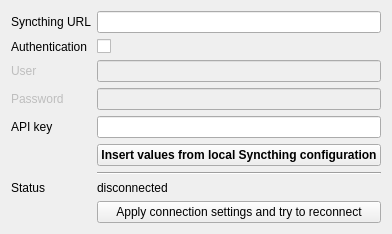
Old version of the form gui/connectionoptionpage.ui in the repository Martchus/syncthingtray.
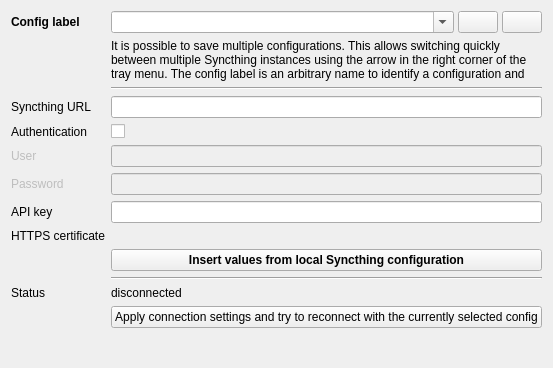
New version of the form. Icons and pictures are not drawn. Custom widgets are drawn as their Qt base class.

Commit message: Implement multiple connection configs

What changed in the file:
```diff
--- a/gui/connectionoptionpage.ui
+++ b/gui/connectionoptionpage.ui
@@ -2,6 +2,14 @@
 <ui version="4.0">
  <class>QtGui::ConnectionOptionPage</class>
  <widget class="QWidget" name="QtGui::ConnectionOptionPage">
+  <property name="geometry">
+   <rect>
+    <x>0</x>
+    <y>0</y>
+    <width>502</width>
+    <height>368</height>
+   </rect>
+  </property>
   <property name="windowTitle">
    <string>Connection</string>
   </property>
@@ -10,30 +18,114 @@
     <normaloff>.</normaloff>.</iconset>
   </property>
   <layout class="QFormLayout" name="formLayout">
-   <property name="horizontalSpacing">
-    <number>6</number>
-   </property>
    <item row="0" column="0">
+    <widget class="QLabel" name="instanceLabel">
+     <property name="font">
+      <font>
+       <weight>75</weight>
+       <bold>true</bold>
+      </font>
+     </property>
+     <property name="text">
+      <string>Config label</string>
+     </property>
+    </widget>
+   </item>
+   <item row="0" column="1">
+    <widget class="QFrame" name="selectionFrame">
+     <property name="sizePolicy">
+      <sizepolicy hsizetype="Expanding" vsizetype="Preferred">
+       <horstretch>0</horstretch>
+       <verstretch>0</verstretch>
+      </sizepolicy>
+     </property>
+     <layout class="QHBoxLayout" name="horizontalLayout">
+      <property name="spacing">
+       <number>4</number>
+      </property>
+      <property name="leftMargin">
+       <number>0</number>
+      </property>
+      <property name="topMargin">
+       <number>0</number>
+      </property>
+      <property name="rightMargin">
+       <number>0</number>
+      </property>
+      <property name="bottomMargin">
+       <number>0</number>
+      </property>
+      <item>
+       <widget class="QComboBox" name="selectionComboBox">
+        <property name="sizePolicy">
+         <sizepolicy hsizetype="Preferred" vsizetype="Preferred">
+          <horstretch>0</horstretch>
+          <verstretch>0</verstretch>
+         </sizepolicy>
+        </property>
+        <property name="editable">
+         <bool>true</bool>
+        </property>
+       </widget>
+      </item>
+      <item>
+       <widget class="QPushButton" name="addPushButton">
+        <property name="sizePolicy">
+         <sizepolicy hsizetype="Fixed" vsizetype="Preferred">
+          <horstretch>0</horstretch>
+          <verstretch>0</verstretch>
+         </sizepolicy>
+        </property>
+        <property name="toolTip">
+         <string>Add secondary instance</string>
+        </property>
+        <property name="icon">
+         <iconset theme="list-add">
+          <normaloff>.</normaloff>.</iconset>
+        </property>
+       </widget>
+      </item>
+      <item>
+       <widget class="QPushButton" name="removePushButton">
+        <property name="sizePolicy">
+         <sizepolicy hsizetype="Fixed" vsizetype="Preferred">
+          <horstretch>0</horstretch>
+          <verstretch>0</verstretch>
+         </sizepolicy>
+        </property>
+        <property name="toolTip">
+         <string>Remove currently selected secondary instance</string>
+        </property>
+        <property name="icon">
+         <iconset theme="list-remove">
+          <normaloff>.</normaloff>.</iconset>
+        </property>
+       </widget>
+      </item>
+     </layout>
+    </widget>
+   </item>
+   <item row="3" column="0">
     <widget class="QLabel" name="urlLabel">
      <property name="text">
       <string>Syncthing URL</string>
      </property>
     </widget>
    </item>
-   <item row="0" column="1">
+   <item row="3" column="1">
     <widget class="Widgets::ClearLineEdit" name="urlLineEdit"/>
    </item>
-   <item row="1" column="0">
+   <item row="4" column="0">
     <widget class="QLabel" name="authLabel">
      <property name="text">
       <string>Authentication</string>
      </property>
     </widget>
    </item>
-   <item row="1" column="1">
+   <item row="4" column="1">
     <widget class="QCheckBox" name="authCheckBox"/>
    </item>
-   <item row="2" column="0">
+   <item row="5" column="0">
     <widget class="QLabel" name="userNameLabel">
      <property name="enabled">
       <bool>false</bool>
@@ -43,7 +135,14 @@
      </property>
     </widget>
    </item>
-   <item row="3" column="0">
+   <item row="5" column="1">
+    <widget class="Widgets::ClearLineEdit" name="userNameLineEdit">
+     <property name="enabled">
+      <bool>false</bool>
+     </property>
+    </widget>
+   </item>
+   <item row="6" column="0">
     <widget class="QLabel" name="passwordLabel">
      <property name="enabled">
       <bool>false</bool>
@@ -53,14 +152,7 @@
      </property>
     </widget>
    </item>
-   <item row="2" column="1">
-    <widget class="Widgets::ClearLineEdit" name="userNameLineEdit">
-     <property name="enabled">
-      <bool>false</bool>
-     </property>
-    </widget>
-   </item>
-   <item row="3" column="1">
+   <item row="6" column="1">
     <widget class="QLineEdit" name="passwordLineEdit">
      <property name="enabled">
       <bool>false</bool>
@@ -70,42 +162,17 @@
      </property>
     </widget>
    </item>
-   <item row="11" column="1">
-    <widget class="QLabel" name="statusLabel">
-     <property name="text">
-      <string>disconnected</string>
-     </property>
-    </widget>
-   </item>
-   <item row="11" column="0">
-    <widget class="QLabel" name="statusTextLabel">
-     <property name="text">
-      <string>Status</string>
-     </property>
-    </widget>
-   </item>
-   <item row="12" column="1">
-    <widget class="QPushButton" name="connectPushButton">
-     <property name="text">
-      <string>Apply connection settings and try to reconnect</string>
-     </property>
-     <property name="icon">
-      <iconset theme="view-refresh">
-       <normaloff>.</normaloff>.</iconset>
-     </property>
-    </widget>
-   </item>
-   <item row="5" column="1">
-    <widget class="Widgets::ClearLineEdit" name="apiKeyLineEdit"/>
-   </item>
-   <item row="5" column="0">
+   <item row="8" column="0">
     <widget class="QLabel" name="apiKeyLabel">
      <property name="text">
       <string>API key</string>
      </property>
     </widget>
    </item>
-   <item row="7" column="1">
+   <item row="8" column="1">
+    <widget class="Widgets::ClearLineEdit" name="apiKeyLineEdit"/>
+   </item>
+   <item row="11" column="1">
     <widget class="QPushButton" name="insertFromConfigFilePushButton">
      <property name="styleSheet">
       <string notr="true">font-weight: bold;</string>
@@ -119,8 +186,8 @@
      </property>
     </widget>
    </item>
-   <item row="10" column="1">
-    <widget class="Line" name="line">
+   <item row="12" column="1">
+    <widget class="Line" name="line2">
      <property name="sizePolicy">
       <sizepolicy hsizetype="MinimumExpanding" vsizetype="Fixed">
        <horstretch>0</horstretch>
@@ -132,6 +199,83 @@
      </property>
     </widget>
    </item>
+   <item row="13" column="0">
+    <widget class="QLabel" name="statusTextLabel">
+     <property name="text">
+      <string>Status</string>
+     </property>
+    </widget>
+   </item>
+   <item row="13" column="1">
+    <widget class="QLabel" name="statusLabel">
+     <property name="text">
+      <string>disconnected</string>
+     </property>
+    </widget>
+   </item>
+   <item row="14" column="1">
+    <widget class="QPushButton" name="connectPushButton">
+     <property name="text">
+      <string>Apply connection settings and try to reconnect with the currently selected config</string>
+     </property>
+     <property name="icon">
+      <iconset theme="view-refresh">
+       <normaloff>.</normaloff>.</iconset>
+     </property>
+    </widget>
+   </item>
+   <item row="2" column="1">
+    <widget class="Line" name="line1">
+     <property name="sizePolicy">
+      <sizepolicy hsizetype="Expanding" vsizetype="Fixed">
+       <horstretch>0</horstretch>
+       <verstretch>0</verstretch>
+      </sizepolicy>
+     </property>
+     <property name="orientation">
+      <enum>Qt::Horizontal</enum>
+     </property>
+    </widget>
+   </item>
+   <item row="1" column="1">
+    <widget class="QLabel" name="instanceNoteLabel">
+     <property name="sizePolicy">
+      <sizepolicy hsizetype="Expanding" vsizetype="Minimum">
+       <horstretch>0</horstretch>
+       <verstretch>0</verstretch>
+      </sizepolicy>
+     </property>
+     <property name="maximumSize">
+      <size>
+       <width>16777215</width>
+       <height>42</height>
+      </size>
+     </property>
+     <property name="text">
+      <string>It is possible to save multiple configurations. This allows switching quickly between multiple Syncthing instances using the arrow in the right corner of the tray menu. The config label is an arbitrary name to identify a configuration and must not match the name of the corresponding Syncthing device.</string>
+     </property>
+     <property name="wordWrap">
+      <bool>true</bool>
+     </property>
+    </widget>
+   </item>
+   <item row="9" column="0">
+    <widget class="QLabel" name="certificateLabel">
+     <property name="text">
+      <string>HTTPS certificate</string>
+     </property>
+    </widget>
+   </item>
+   <item row="9" column="1">
+    <widget class="Widgets::PathSelection" name="certPathSelection" native="true">
+     <property name="sizePolicy">
+      <sizepolicy hsizetype="Expanding" vsizetype="Preferred">
+       <horstretch>0</horstretch>
+       <verstretch>0</verstretch>
+      </sizepolicy>
+     </property>
+    </widget>
+   </item>
   </layout>
  </widget>
  <customwidgets>
@@ -140,6 +284,12 @@
    <extends>QLineEdit</extends>
    <header location="global">qtutilities/widgets/clearlineedit.h</header>
   </customwidget>
+  <customwidget>
+   <class>Widgets::PathSelection</class>
+   <extends>QWidget</extends>
+   <header location="global">qtutilities/widgets/pathselection.h</header>
+   <container>1</container>
+  </customwidget>
  </customwidgets>
  <resources/>
  <connections>
```
The commit also changes 24 other files.
